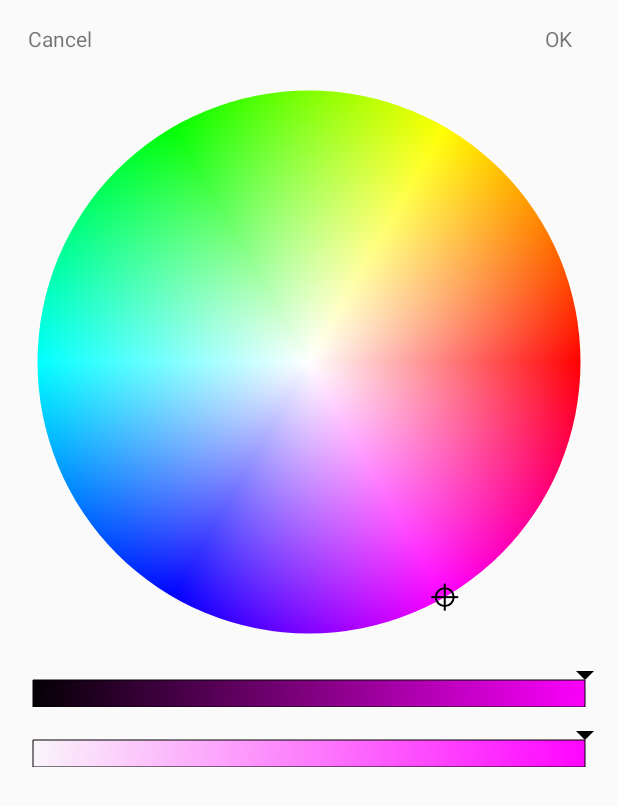
After one commit to duanhong169/ColorPicker, an Android app: the layout top_defaults_view_color_picker_popup.xml on its own in the app's theme, with its tools: preview values and no code run, on a phone screen of 412 x 824 dp. The commit adds this screen. Shown: the top 806 px of the screen. Run offline under Robolectric (Android 15) with nearby library versions, the phone set to English and light mode, and no system bars.

Commit message:
ColorPickerPopup layout

```diff
--- a/colorpicker/build.gradle
+++ b/colorpicker/build.gradle
@@ -25,6 +25,7 @@ dependencies {
     implementation fileTree(dir: 'libs', include: ['*.jar'])
 
     implementation 'com.android.support:appcompat-v7:27.1.1'
+    implementation 'com.android.support.constraint:constraint-layout:1.1.2'
     testImplementation 'junit:junit:4.12'
     androidTestImplementation 'com.android.support.test:runner:1.0.2'
     androidTestImplementation 'com.android.support.test.espresso:espresso-core:3.0.2'
--- a/colorpicker/src/main/java/top/defaults/view/ColorObservableEmitter.java
+++ b/colorpicker/src/main/java/top/defaults/view/ColorObservableEmitter.java
@@ -10,11 +10,13 @@ class ColorObservableEmitter implements ColorObservable {
 
     @Override
     public void subscribe(ColorObserver observer) {
+        if (observer == null) return;
         listeners.add(observer);
     }
 
     @Override
     public void unsubscribe(ColorObserver observer) {
+        if (observer == null) return;
         listeners.remove(observer);
     }
 
--- a/colorpicker/src/main/java/top/defaults/view/ColorSliderView.java
+++ b/colorpicker/src/main/java/top/defaults/view/ColorSliderView.java
@@ -120,7 +120,7 @@ public abstract class ColorSliderView extends View implements ColorObservable {
 
     @Override
     public int getColor() {
-        return assembleColor();
+        return emitter.getColor();
     }
 
     private ColorObserver bindListener = new ColorObserver() {
--- a/colorpicker/src/main/java/top/defaults/view/ColorWheelView.java
+++ b/colorpicker/src/main/java/top/defaults/view/ColorWheelView.java
@@ -163,6 +163,6 @@ public class ColorWheelView extends View implements ColorObservable {
 
     @Override
     public int getColor() {
-        return currentColor;
+        return emitter.getColor();
     }
 }
--- /dev/null
+++ b/colorpicker/src/main/res/layout/top_defaults_view_color_picker_popup.xml
@@ -0,0 +1,64 @@
+<?xml version="1.0" encoding="utf-8"?>
+<android.support.constraint.ConstraintLayout
+    xmlns:android="http://schemas.android.com/apk/res/android"
+    xmlns:app="http://schemas.android.com/apk/res-auto"
+    android:layout_width="match_parent"
+    android:layout_height="match_parent"
+    android:padding="8dp">
+
+    <TextView
+        android:id="@+id/cancel"
+        android:layout_width="wrap_content"
+        android:layout_height="wrap_content"
+        android:text="Cancel"
+        android:minWidth="64dp"
+        android:textSize="14sp"
+        android:gravity="center"
+        android:padding="8dp"
+        android:background="?android:selectableItemBackground"
+        app:layout_constraintLeft_toLeftOf="parent"
+        app:layout_constraintTop_toTopOf="parent"/>
+
+    <TextView
+        android:id="@+id/ok"
+        android:layout_width="wrap_content"
+        android:layout_height="wrap_content"
+        android:text="OK"
+        android:minWidth="64dp"
+        android:textSize="14sp"
+        android:gravity="center"
+        android:padding="8dp"
+        android:background="?android:selectableItemBackground"
+        app:layout_constraintRight_toRightOf="parent"
+        app:layout_constraintTop_toTopOf="parent"/>
+
+    <View
+        android:id="@+id/colorIndicator"
+        android:layout_width="24dp"
+        android:layout_height="24dp"
+        app:layout_constraintLeft_toRightOf="@+id/cancel"
+        app:layout_constraintRight_toLeftOf="@+id/ok"
+        app:layout_constraintTop_toTopOf="@+id/cancel"
+        app:layout_constraintBottom_toBottomOf="@+id/cancel"/>
+
+    <TextView
+        android:id="@+id/colorHex"
+        android:layout_width="0dp"
+        android:layout_height="wrap_content"
+        android:gravity="center_horizontal"
+        android:layout_marginLeft="8dp"
+        android:layout_marginStart="8dp"
+        app:layout_constraintLeft_toRightOf="@+id/colorIndicator"
+        app:layout_constraintTop_toTopOf="@id/colorIndicator"
+        app:layout_constraintBottom_toBottomOf="@id/colorIndicator"/>
+
+    <top.defaults.view.ColorPickerView
+        android:id="@+id/colorPickerView"
+        android:layout_width="0dp"
+        android:layout_height="wrap_content"
+        app:enableAlpha="true"
+        app:layout_constraintLeft_toLeftOf="parent"
+        app:layout_constraintRight_toRightOf="parent"
+        app:layout_constraintTop_toBottomOf="@+id/cancel"/>
+
+</android.support.constraint.ConstraintLayout>
```
Also changed, not shown: app/src/main/java/top/defaults/colorpicker/MainActivity.java (+11 -3 lines), app/src/main/res/layout/activity_main.xml (+11 -10 lines), colorpicker/src/main/java/top/defaults/view/ColorPickerPopup.java (+59 -5 lines).
